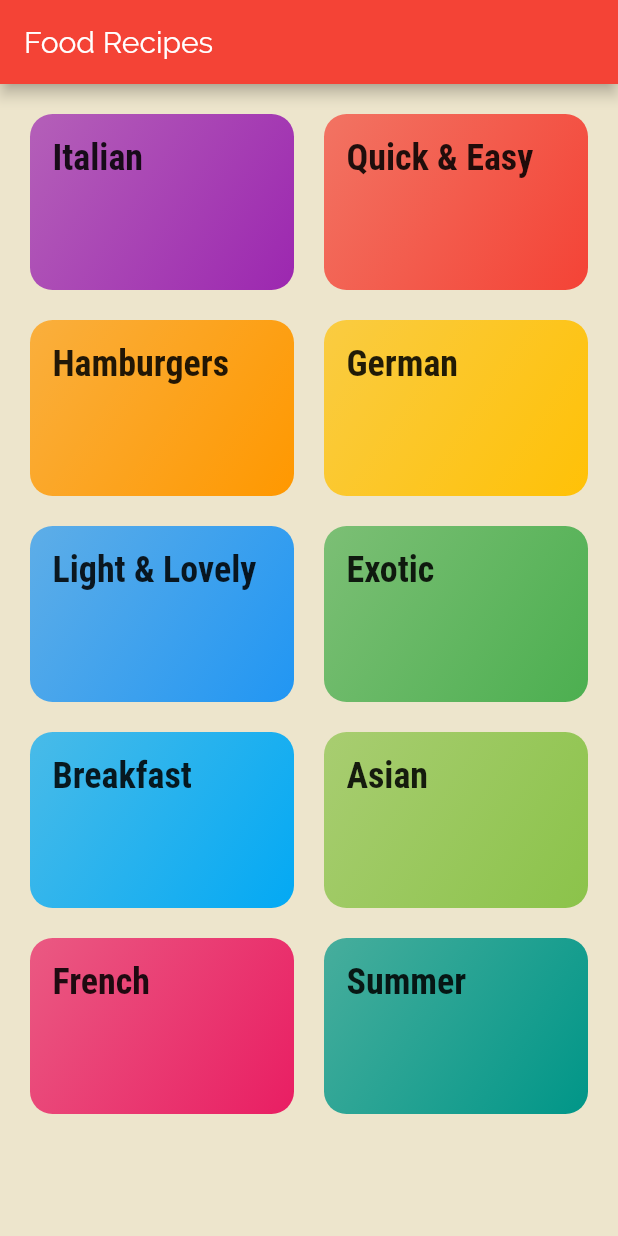
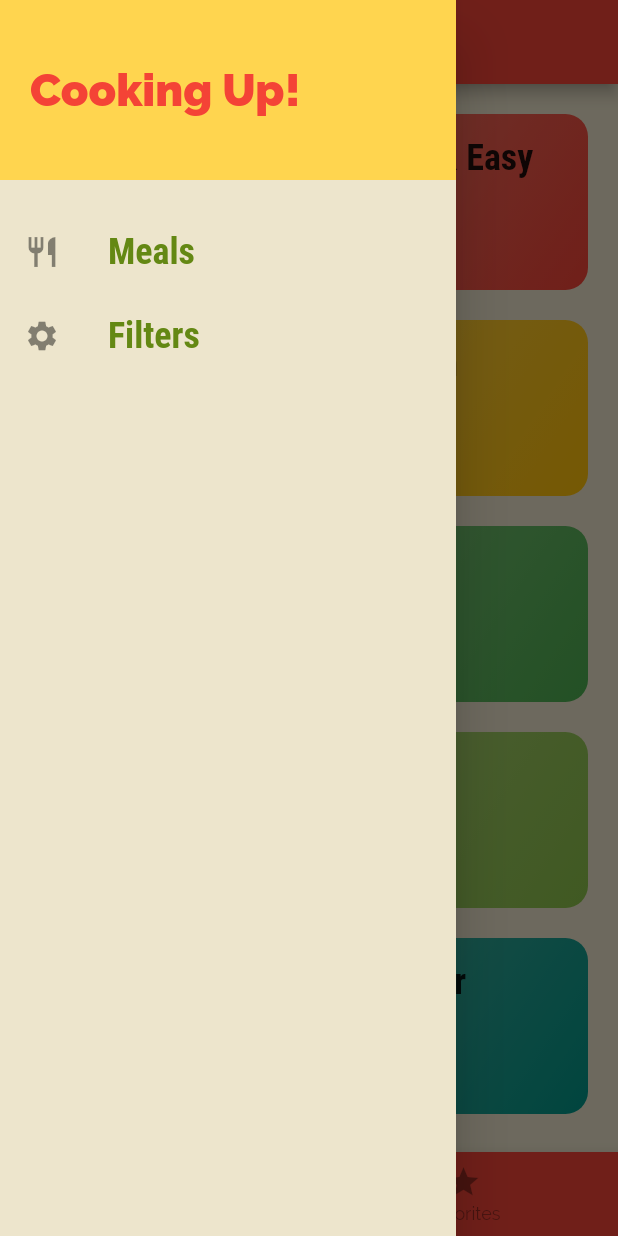
Before and after one commit to EleaFederio/recipeApp, a Flutter app: the screen it shows after launch, with the side drawer open (before the commit the screen has no drawer), on a phone screen of 412 x 824 dp. Run offline on Flutter 3.47's test engine with Material 2 defaults, Android fonts, the phone set to English and light mode, and no system bars.

Commit message:
navs added and item delete functionality

```diff
--- a/lib/main.dart
+++ b/lib/main.dart
@@ -3,7 +3,9 @@ import 'dart:ui';
 import 'package:flutter/material.dart';
 import 'package:mealApp/screens/categories_screen.dart';
 import 'package:mealApp/screens/category_meals.dart';
+import 'package:mealApp/screens/filter_screen.dart';
 import 'package:mealApp/screens/meal_detail_screen.dart';
+import 'package:mealApp/screens/tabs_screen.dart';
 
 void main() {
   runApp(MyApp());
@@ -37,9 +39,11 @@ class MyApp extends StatelessWidget {
       // home: CategoriesScreen(),
       initialRoute: '/',
       routes: {
-        '/': (context) => CategoriesScreen(),
+        // '/': (context) => CategoriesScreen(),
+        '/': (context) => TabsScreen(),
         CategoryMealsScreen.routeName: (context) => CategoryMealsScreen(),
-        MealDetailScreen.routeName: (context) => MealDetailScreen()
+        MealDetailScreen.routeName: (context) => MealDetailScreen(),
+        FilterScreen.routeName: (context) => FilterScreen()
       },
     );
   }
--- a/lib/screens/categories_screen.dart
+++ b/lib/screens/categories_screen.dart
@@ -5,11 +5,7 @@ import 'package:mealApp/widgets/category_item.dart';
 class CategoriesScreen extends StatelessWidget {
   @override
   Widget build(BuildContext context) {
-    return Scaffold(
-      appBar: AppBar(
-        title: Text('Food Recipes'),
-      ),
-      body: GridView(
+    return GridView(
       padding: EdgeInsets.all(20.0),
       gridDelegate: SliverGridDelegateWithMaxCrossAxisExtent(
           maxCrossAxisExtent: MediaQuery.of(context).size.width * 0.5,
@@ -20,7 +16,6 @@ class CategoriesScreen extends StatelessWidget {
           .map((categoryData) => CategoryItem(
               categoryData.id, categoryData.title, categoryData.color))
           .toList(),
-      ),
     );
   }
 }
--- /dev/null
+++ b/lib/screens/tabs_screen.dart
@@ -0,0 +1,70 @@
+import 'package:flutter/material.dart';
+import 'package:mealApp/screens/categories_screen.dart';
+import 'package:mealApp/screens/favorites_screen.dart';
+import 'package:mealApp/widgets/main_drawer.dart';
+
+class TabsScreen extends StatefulWidget {
+  @override
+  _TabsScreenState createState() => _TabsScreenState();
+}
+
+class _TabsScreenState extends State<TabsScreen> {
+  // List<Widget> _pages = [CategoriesScreen(), FavoritesScreen()];
+  final List<Map<String, Object>> _pages = [
+    {'page': CategoriesScreen(), 'title': 'Categories'},
+    {'page': FavoritesScreen(), 'title': 'Favorites'}
+  ];
+  int _selectedPageIndex = 0;
+  void _selectPage(int index) {
+    setState(() {
+      _selectedPageIndex = index;
+    });
+  }
+
+  @override
+  Widget build(BuildContext context) {
+    // return DefaultTabController(
+    //   length: 2,
+    //   // initialIndex: 1,
+    //   child: Scaffold(
+    //     appBar: AppBar(
+    //       title: Text('Meals'),
+    //       bottom: TabBar(
+    //         tabs: [
+    //           Tab(icon: Icon(Icons.category), text: 'Categories'),
+    //           Tab(icon: Icon(Icons.star), text: 'Favorites')
+    //         ],
+    //       ),
+    //     ),
+    //     body: TabBarView(
+    //       children: [
+    //         CategoriesScreen(),
+    //         FavoritesScreen(),
+    //       ],
+    //     ),
+    //   ),
+    // );
+
+    return Scaffold(
+      appBar: AppBar(
+        title: Text(_pages[_selectedPageIndex]['title']),
+      ),
+      drawer: MainDrawer(),
+      body: _pages[_selectedPageIndex]['page'],
+      bottomNavigationBar: BottomNavigationBar(
+        onTap: _selectPage,
+        backgroundColor: Theme.of(context).primaryColor,
+        unselectedItemColor: Colors.black38,
+        selectedItemColor: Theme.of(context).accentColor,
+        currentIndex: _selectedPageIndex,
+        type: BottomNavigationBarType.fixed,
+        items: [
+          BottomNavigationBarItem(
+              icon: Icon(Icons.category), title: Text('Categories')),
+          BottomNavigationBarItem(
+              icon: Icon(Icons.star), title: Text('Favorites')),
+        ],
+      ),
+    );
+  }
+}
--- /dev/null
+++ b/lib/widgets/main_drawer.dart
@@ -0,0 +1,56 @@
+import 'package:flutter/material.dart';
+import 'package:mealApp/screens/filter_screen.dart';
+
+class MainDrawer extends StatelessWidget {
+  Widget _buildListTile(String title, IconData icon, Function tapHandler) {
+    return ListTile(
+      leading: Icon(icon),
+      title: Text(
+        title,
+        style: TextStyle(
+            fontFamily: 'RobotoCondensed',
+            fontSize: 24.0,
+            fontWeight: FontWeight.bold),
+      ),
+      onTap: tapHandler,
+    );
+  }
+
+  @override
+  Widget build(BuildContext context) {
+    return SafeArea(
+      child: Drawer(
+        child: Column(
+          children: <Widget>[
+            Container(
+              height: 120.0,
+              width: double.infinity,
+              padding: EdgeInsets.all(20.0),
+              alignment: Alignment.centerLeft,
+              color: Colors.amber.shade300,
+              child: Text(
+                'Cooking Up!',
+                style: TextStyle(
+                    fontWeight: FontWeight.w900,
+                    fontSize: 30,
+                    color: Theme.of(context).primaryColor),
+              ),
+            ),
+            SizedBox(
+              height: 20.0,
+            ),
+            _buildListTile('Meals', Icons.restaurant, () {
+              // pushReplacementNamed delete and replace previous screen
+              Navigator.of(context).pushReplacementNamed('/');
+            }),
+            _buildListTile('Filters', Icons.settings, () {
+              // pushReplacementNamed will delete the stack from the route when app add another screen
+              Navigator.of(context)
+                  .pushReplacementNamed(FilterScreen.routeName);
+            }),
+          ],
+        ),
+      ),
+    );
+  }
+}
```
Also changed, not shown: lib/screens/category_meals.dart (+41 -15 lines), lib/screens/favorites_screen.dart (added, +10 -0 lines), lib/screens/filter_screen.dart (added, +19 -0 lines), lib/screens/meal_detail_screen.dart (+82 -4 lines), lib/widgets/meal_item.dart (+25 -19 lines). Lines whose indentation alone changed are shown as unchanged.
